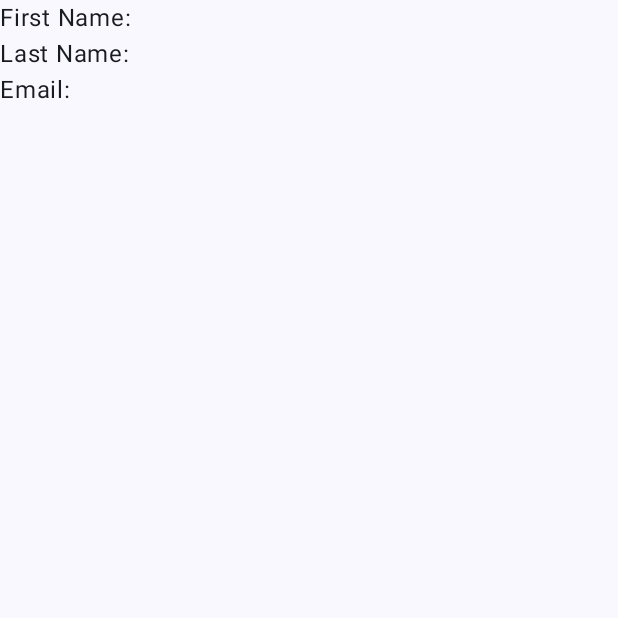
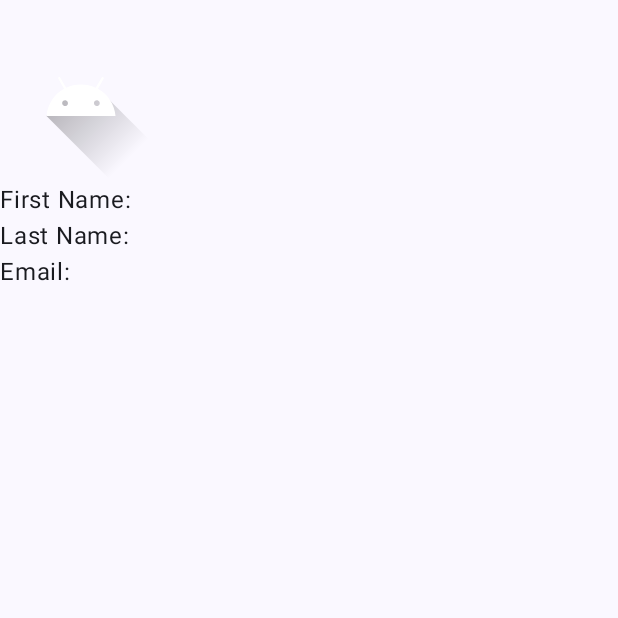
Before and after one commit to IvoRum/Terra-Scan-Mobile, an Android app built with Jetpack Compose: the composable ProfileCoposable shown on its own in the app's theme, on a phone screen of 412 x 824 dp, the top half of it. Run offline under Robolectric (Android 15) with nearby library versions, the phone set to English and light mode, and no system bars.

Commit message:
Profile view fixed

```diff
--- a/terramobile/app/src/main/java/com/terra/mobile/composable/MapScreenComposable.kt
+++ b/terramobile/app/src/main/java/com/terra/mobile/composable/MapScreenComposable.kt
@@ -28,7 +28,6 @@ import com.terra.mobile.view.model.MapsViewModel
 @Composable
 @RequiresApi(Build.VERSION_CODES.UPSIDE_DOWN_CAKE)
 @SuppressLint("UnusedMaterial3ScaffoldPaddingParameter")
-@OptIn(ExperimentalMaterial3Api::class)
 fun MapScreen(
     viewModel: MapsViewModel = androidx.lifecycle.viewmodel.compose.viewModel()
 ) {
--- a/terramobile/app/src/main/java/com/terra/mobile/composable/ProfileComposable.kt
+++ b/terramobile/app/src/main/java/com/terra/mobile/composable/ProfileComposable.kt
@@ -1,9 +1,17 @@
 package com.terra.mobile.composable
 
+import androidx.compose.foundation.Image
 import androidx.compose.foundation.layout.Column
+import androidx.compose.foundation.layout.Spacer
+import androidx.compose.foundation.layout.height
+import androidx.compose.foundation.layout.width
 import androidx.compose.material3.Text
 import androidx.compose.runtime.Composable
 import androidx.compose.runtime.collectAsState
+import androidx.compose.ui.Modifier
+import androidx.compose.ui.res.painterResource
+import androidx.compose.ui.unit.dp
+import com.terra.mobile.R
 import com.terra.mobile.view.model.UserViewModel
 
 @Composable
@@ -12,6 +20,12 @@ fun ProfileCoposable(
 ) {
     val user = userView.userData.collectAsState()
     Column {
+        Spacer(modifier = Modifier.height(13.dp))
+        Spacer(modifier = Modifier.width(13.dp))
+        Image(
+            painter = painterResource(R.drawable.ic_launcher_foreground),
+            contentDescription = "Profile picer"
+        )
         Text(text = "First Name: ${user.value.firstName}")
         Text(text = "Last Name: ${user.value.lastName}")
         Text(text = "Email: ${user.value.email}")
```
